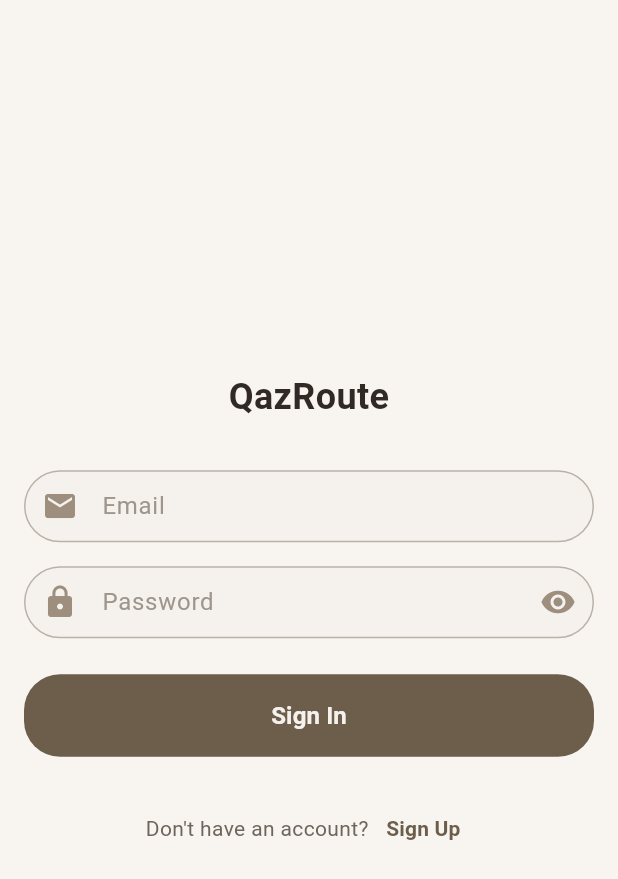
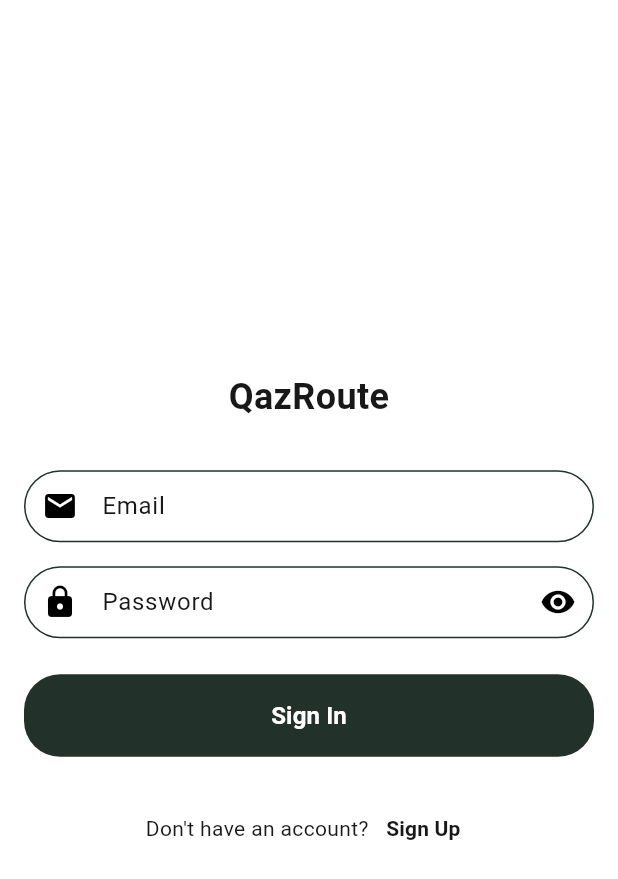
Before and after one commit to aaaaarsen/qaz-route-mobile, a Flutter app: the screen it shows after launch, on a phone screen of 412 x 824 dp. Shown: the top 879 px of the screen. Run offline on Flutter 3.47's test engine with Material 3 defaults, Android fonts, the phone set to English and light mode, and no system bars; our stand-ins replace auto_route, google_maps_flutter, supabase_flutter; accounts and stored records are empty.

Commit message:
Обновлена цветовая палитра

```diff
--- a/lib/src/core/app_colors.dart
+++ b/lib/src/core/app_colors.dart
@@ -3,47 +3,72 @@ import 'package:flutter/material.dart';
 class AppColors {
   const AppColors._();
 
-  // Primary colors
-  static const Color primaryDark = Color(0xFF4A4238);
-  static const Color primary = Color(0xFF6D5D4B);
-  static const Color primaryLight = Color(0xFF8B7A68);
+  // Clear
+  static const Color clear = Colors.transparent;
 
-  // Accent colors
-  static const Color accent = Color(0xFFB1A296);
-  static const Color accentLight = Color(0xFFD1C8BF);
+  // White & Black
+  static const Color white = Colors.white;
+  static const Color black = Colors.black;
 
-  // Gray-brown neutrals
-  static const Color taupe = Color(0xFF7D746A);
-  static const Color stone = Color(0xFF9D8E7E);
-  static const Color greige = Color(0xFFBBB2A7);
-  static const Color mushroom = Color(0xFFDDD8D3);
-  static const Color bone = Color(0xFFEAE6E1);
-  static const Color ivory = Color(0xFFF5F2EE);
+  // supplementary600 (Based on #d24b43)
+  static const Color supplementary600900 = Color(0xFF8B2320);
+  static const Color supplementary600800 = Color(0xFFA02D29);
+  static const Color supplementary600700 = Color(0xFFB53732);
+  static const Color supplementary600600 = Color(0xFFC9423C);
+  static const Color supplementary600500 = Color(0xFFD24B43);
+  static const Color supplementary600400 = Color(0xFFDC655E);
+  static const Color supplementary600300 = Color(0xFFE57E79);
+  static const Color supplementary600200 = Color(0xFFEFA09D);
+  static const Color supplementary600100 = Color(0xFFF8C1C0);
+  static const Color supplementary60050 = Color(0xFFFDE1E0);
 
-  // Dark shades
-  static const Color espresso = Color(0xFF362D23);
-  static const Color charcoal = Color(0xFF414141);
-  static const Color slate = Color(0xFF5D5D5D);
+  // Supplementary (Based on #2b3c33)
+  static const Color supplementary900 = Color(0xFF101814);
+  static const Color supplementary800 = Color(0xFF16211C);
+  static const Color supplementary700 = Color(0xFF1C2923);
+  static const Color supplementary600 = Color(0xFF22312A);
+  static const Color supplementary500 = Color(0xFF2B3C33);
+  static const Color supplementary400 = Color(0xFF43544A);
+  static const Color supplementary300 = Color(0xFF5C6C61);
+  static const Color supplementary200 = Color(0xFF758479);
+  static const Color supplementary100 = Color(0xFF8E9C91);
+  static const Color supplementary50 = Color(0xFFA7B4A9);
 
-  // Supporting colors
-  static const Color moss = Color(0xFF7C8363);
-  static const Color sage = Color(0xFFB2B8A3);
-  static const Color clay = Color(0xFFA47551);
-  static const Color terracotta = Color(0xFFBF8069);
+  // Accent (Based on #feeacf)
+  static const Color accent900 = Color(0xFF8C5A51);
+  static const Color accent800 = Color(0xFFA26E65);
+  static const Color accent700 = Color(0xFFB7837A);
+  static const Color accent600 = Color(0xFFCD978E);
+  static const Color accent500 = Color(0xFFDCADA3);
+  static const Color accent400 = Color(0xFFE9C1B8);
+  static const Color accent300 = Color(0xFFF1D4CB);
+  static const Color accent200 = Color(0xFFF8E6DF);
+  static const Color accent100 = Color(0xFFFCEFE9);
+  static const Color accent50 = Color(0xFFFEF7F4);
 
-  // Functional colors
-  static const Color background = Color(0xFFF8F5F1);
-  static const Color surface = Color(0xFFFFFFFF);
-  static const Color error = Color(0xFFAA5042);
-  static const Color success = Color(0xFF7A8B75);
-  static const Color warning = Color(0xFFBF9A5A);
-  static const Color info = Color(0xFF7D8CA3);
+  // Lighter Green
+  static const Color lightGreen900 = Color(0xFF0F3D1A);
+  static const Color lightGreen800 = Color(0xFF175926);
+  static const Color lightGreen700 = Color(0xFF1E7432);
+  static const Color lightGreen600 = Color(0xFF26903F);
+  static const Color lightGreen500 = Color(0xFF2EAB4C);
+  static const Color lightGreen400 = Color(0xFF4FC96C);
+  static const Color lightGreen300 = Color(0xFF73E08B);
+  static const Color lightGreen200 = Color(0xFF9CF5AA);
+  static const Color lightGreen100 = Color(0xFFC4FFCA);
+  static const Color lightGreen50 = Color(0xFFE6FFE9);
 
-  // Text colors
-  static const Color textPrimary = Color(0xFF312A24);
-  static const Color textSecondary = Color(0xFF6E665D);
-  static const Color textTertiary = Color(0xFF9E958C);
-  static const Color textLight = Color(0xFFF5F2EE);
+  // Backgrounds
+  static const Color backgroundLight = Color(0xFFFEF4EE);
+  static const Color backgroundDark = Color(0xFF1A2320);
 
-  static const Color transparent = Colors.transparent;
+  // Neutral
+  static const Color neutral900 = Color(0xFF181818);
+  static const Color neutral500 = Color(0xFF6B6B6B);
+  static const Color neutral100 = Color(0xFFDEDEE0);
+
+  // Foreground
+  static const Color foregroundSoft = Color(0xFF676970);
+  static const Color foregroundDefault = Color(0xFF212224);
+  static const Color foregroundMute = Color(0xFFA8A9AF);
 }
--- a/lib/src/widget/auth_screen/auth_screen.dart
+++ b/lib/src/widget/auth_screen/auth_screen.dart
@@ -43,23 +43,23 @@ class _AuthScreenState extends State<AuthScreen> {
   }) {
     return InputDecoration(
       hintText: hintText,
-      hintStyle: const TextStyle(color: AppColors.textTertiary),
-      prefixIcon: Icon(prefixIcon, color: AppColors.stone),
+      hintStyle: const TextStyle(color: AppColors.neutral900),
+      prefixIcon: Icon(prefixIcon, color: AppColors.black),
       suffixIcon: suffixIcon,
-      fillColor: AppColors.ivory,
+      fillColor: AppColors.white,
       filled: true,
       contentPadding: const EdgeInsets.symmetric(vertical: 12, horizontal: 16),
       border: OutlineInputBorder(
         borderRadius: BorderRadius.circular(24),
-        borderSide: const BorderSide(color: AppColors.greige),
+        borderSide: const BorderSide(color: AppColors.supplementary600),
       ),
       enabledBorder: OutlineInputBorder(
         borderRadius: BorderRadius.circular(24),
-        borderSide: const BorderSide(color: AppColors.greige),
+        borderSide: const BorderSide(color: AppColors.supplementary600),
       ),
       focusedBorder: OutlineInputBorder(
         borderRadius: BorderRadius.circular(24),
-        borderSide: const BorderSide(color: AppColors.primary, width: 1.5),
+        borderSide: const BorderSide(color: AppColors.supplementary600, width: 1.5),
       ),
     );
   }
@@ -67,7 +67,7 @@ class _AuthScreenState extends State<AuthScreen> {
   @override
   Widget build(BuildContext context) {
     return Scaffold(
-      backgroundColor: AppColors.background,
+      backgroundColor: AppColors.white,
       body: SafeArea(
         child: ListenableBuilder(
           listenable: _authScreenController,
@@ -83,15 +83,15 @@ class _AuthScreenState extends State<AuthScreen> {
                     style: TextStyle(
                       fontSize: 24,
                       fontWeight: FontWeight.bold,
-                      color: AppColors.textPrimary,
+                      color: AppColors.neutral900,
                     ),
                     textAlign: TextAlign.center,
                   ),
                   const SizedBox(height: 32),
                   TextField(
                     controller: _emailController,
-                    style: const TextStyle(color: AppColors.textPrimary),
-                    cursorColor: AppColors.primary,
+                    style: const TextStyle(color: AppColors.neutral900),
+                    cursorColor: AppColors.supplementary600,
                     keyboardType: TextInputType.emailAddress,
                     decoration: _getInputDecoration(
                       hintText: 'Email',
@@ -101,8 +101,8 @@ class _AuthScreenState extends State<AuthScreen> {
                   const SizedBox(height: 16),
                   TextField(
                     controller: _passwordController,
-                    style: const TextStyle(color: AppColors.textPrimary),
-                    cursorColor: AppColors.primary,
+                    style: const TextStyle(color: AppColors.neutral900),
+                    cursorColor: AppColors.supplementary600,
                     obscureText: !_isPasswordVisible,
                     decoration: _getInputDecoration(
                       hintText: 'Password',
@@ -112,7 +112,7 @@ class _AuthScreenState extends State<AuthScreen> {
                           _isPasswordVisible
                               ? Icons.visibility_off
                               : Icons.visibility,
-                          color: AppColors.stone,
+                          color: AppColors.black,
                         ),
                         onPressed: () {
                           setState(() {
@@ -126,7 +126,7 @@ class _AuthScreenState extends State<AuthScreen> {
                   if (_authScreenController.errorMessage.isNotEmpty) ...[
                     Text(
                       _authScreenController.errorMessage,
-                      style: TextStyle(color: AppColors.error),
+                      style: TextStyle(color: AppColors.supplementary600900),
                     ),
                     const SizedBox(height: 24),
                   ],
@@ -156,9 +156,9 @@ class _AuthScreenState extends State<AuthScreen> {
                       }
                     },
                     style: ElevatedButton.styleFrom(
-                      backgroundColor: AppColors.primary,
-                      foregroundColor: AppColors.textLight,
-                      disabledBackgroundColor: AppColors.greige,
+                      backgroundColor: AppColors.supplementary600,
+                      foregroundColor: AppColors.neutral900,
+                      disabledBackgroundColor: AppColors.supplementary600,
                       padding: const EdgeInsets.symmetric(vertical: 16),
                       shape: RoundedRectangleBorder(
                         borderRadius: BorderRadius.circular(24),
@@ -170,7 +170,7 @@ class _AuthScreenState extends State<AuthScreen> {
                         width: 24,
                         height: 24,
                         child: CircularProgressIndicator(
-                          color: AppColors.textLight,
+                          color: AppColors.neutral900,
                           strokeWidth: 2,
                         ),
                       ),
@@ -178,6 +178,7 @@ class _AuthScreenState extends State<AuthScreen> {
                         _isSignIn ? 'Sign In' : 'Sign Up',
                         style: TextStyle(
                           fontSize: 16,
+                          color: AppColors.white,
                           fontWeight: FontWeight.bold,
                         ),
                       ),
@@ -191,14 +192,14 @@ class _AuthScreenState extends State<AuthScreen> {
                         _isSignIn
                             ? 'Don\'t have an account? '
                             : 'Already have an account?',
-                        style: TextStyle(color: AppColors.textSecondary),
+                        style: TextStyle(color: AppColors.neutral900),
                       ),
                       TextButton(
                         onPressed: () {
                           setState(() => _isSignIn = !_isSignIn);
                         },
                         style: TextButton.styleFrom(
-                          foregroundColor: AppColors.primary,
+                          foregroundColor: AppColors.neutral900,
                           padding: const EdgeInsets.symmetric(horizontal: 8),
                         ),
                         child: Text(
--- a/lib/src/widget/map_screen/map_screen_controller.dart
+++ b/lib/src/widget/map_screen/map_screen_controller.dart
@@ -58,7 +58,7 @@ class MapScreenController extends ChangeNotifier {
         Polyline(
           polylineId: PolylineId('polyline-${route.id}'),
           points: route.path,
-          color: AppColors.info,
+          color: AppColors.supplementary600,
           width: 5,
         ),
       );
@@ -99,7 +99,7 @@ class MapScreenController extends ChangeNotifier {
       Polyline(
         polylineId: PolylineId('polyline-${route.id}'),
         points: route.path,
-        color: AppColors.info,
+        color: AppColors.supplementary600,
         width: 5,
       ),
     );
```
Also changed, not shown: lib/src/widget/app.dart (+34 -3 lines), lib/src/widget/bottom_nav_bar.dart (+4 -4 lines), lib/src/widget/home_screen/home_screen.dart (+13 -13 lines), lib/src/widget/map_screen/map_screen.dart (+8 -8 lines), lib/src/widget/profile_screen/profile_screen.dart (+10 -10 lines), 1 other file.
